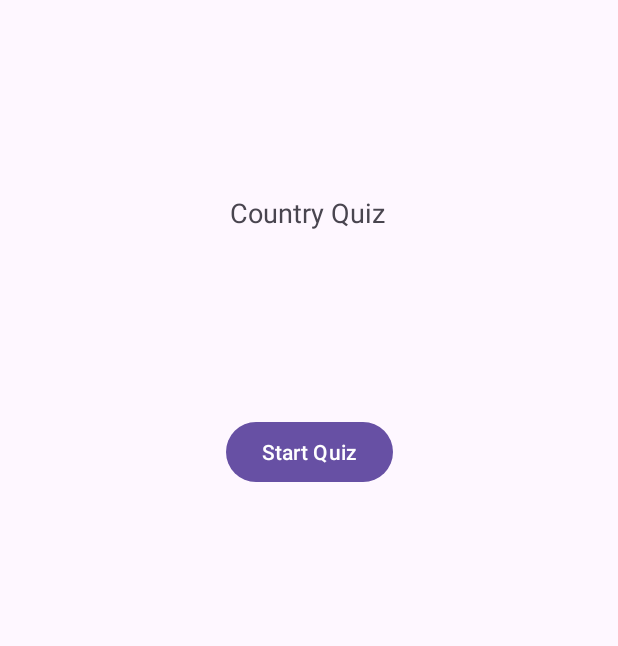
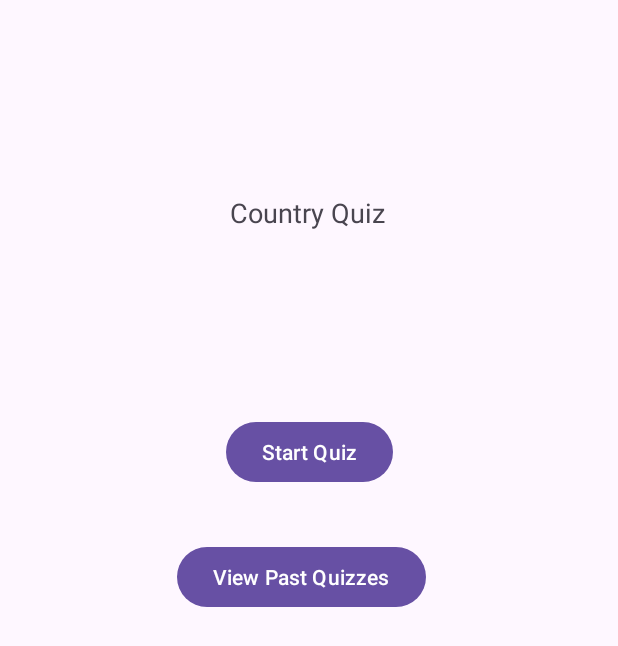
Before and after one commit to George-Tharpe/CountryQuiz, an Android app: the screen it shows after launch (MainActivity), on a phone screen of 412 x 824 dp. Shown: the top 646 px of the screen. Run offline under Robolectric (Android 15) with nearby library versions, the phone set to English and light mode, and no system bars.

```diff
--- a/app/src/main/java/edu/uga/cs/countryquiz/MainActivity.java
+++ b/app/src/main/java/edu/uga/cs/countryquiz/MainActivity.java
@@ -11,11 +11,11 @@ public class MainActivity extends AppCompatActivity {
         super.onCreate(savedInstanceState);
         setContentView(R.layout.activity_main);
 
-        // Initialize the database and populate countries from CSV asynchronously
-//        CountryDBHelper dbHelper = CountryDBHelper.getInstance(this);
-//        CountryData data = new CountryData(this);
-//        dbHelper.populateCountriesFromCSVAsync(this);
-//
+         //Initialize the database and populate countries from CSV asynchronously
+        CountryDBHelper dbHelper = CountryDBHelper.getInstance(this);
+        CountryData data = new CountryData(this);
+        dbHelper.populateCountriesFromCSVAsync(this);
+
 //        data.open();
 
         // Display the SplashFragment initially
--- a/app/src/main/res/layout/fragment_splash.xml
+++ b/app/src/main/res/layout/fragment_splash.xml
@@ -29,4 +29,17 @@
         app:layout_constraintStart_toStartOf="parent"
         app:layout_constraintTop_toBottomOf="@+id/textView"
         app:layout_constraintVertical_bias="0.198" />
+
+    <Button
+        android:id="@+id/past_quiz_button"
+        android:layout_width="wrap_content"
+        android:layout_height="wrap_content"
+        android:layout_marginTop="-75dp"
+        android:text="View Past Quizzes"
+        app:layout_constraintBottom_toBottomOf="parent"
+        app:layout_constraintEnd_toEndOf="parent"
+        app:layout_constraintHorizontal_bias="0.481"
+        app:layout_constraintStart_toStartOf="parent"
+        app:layout_constraintTop_toBottomOf="@+id/start_button"
+        app:layout_constraintVertical_bias="0.211" />
 </androidx.constraintlayout.widget.ConstraintLayout>
```
Also changed, not shown: app/src/main/java/edu/uga/cs/countryquiz/CountryData.java (+12 -1 lines), app/src/main/java/edu/uga/cs/countryquiz/QuizContainerFragment.java (+17 -1 lines), app/src/main/java/edu/uga/cs/countryquiz/QuizFragment.java (+51 -22 lines), app/src/main/res/layout/fragment_container_quiz.xml (+8 -2 lines).
